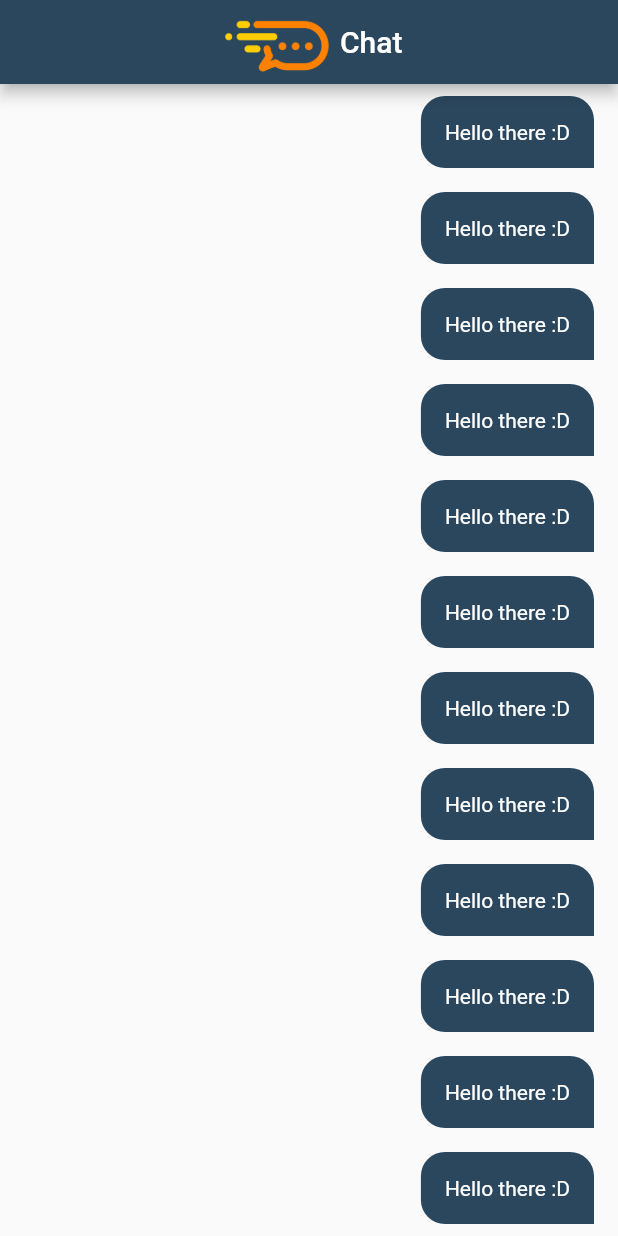
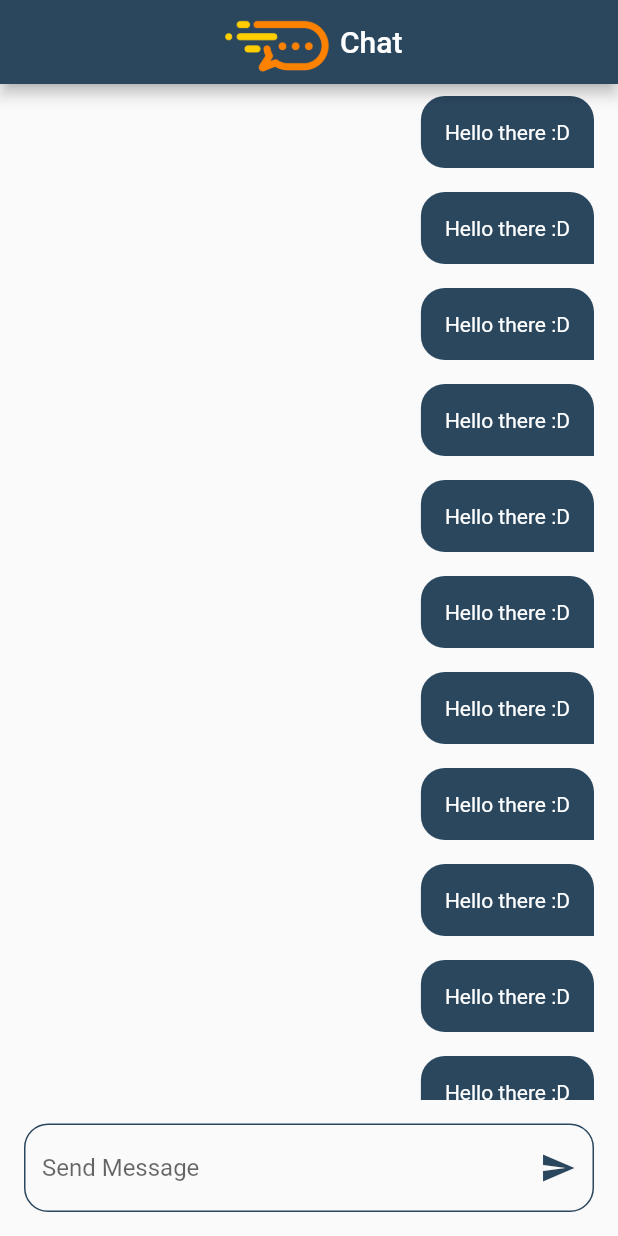
Before and after one commit to ImadDz-7/Speed-Chat, a Flutter app: the ChatPage screen opened by its route, on a phone screen of 412 x 824 dp. Run offline on Flutter 3.47's test engine with Material 2 defaults, Android fonts, the phone set to English and light mode, and no system bars; our stand-ins replace firebase_auth, firebase_core, modal_progress_hud_nsn; accounts and stored records are empty.

Commit message:
Add Text field below the List view

```diff
--- a/lib/pages/chat_page.dart
+++ b/lib/pages/chat_page.dart
@@ -34,6 +34,26 @@ class ChatPage extends StatelessWidget {
               }),
             ),
           ),
+          Padding(
+            padding: const EdgeInsets.all(16),
+            child: TextField(
+              decoration: InputDecoration(
+                hintText: 'Send Message',
+                  suffixIcon: Icon(
+                    Icons.send,
+                    color: kPrimaryColor,
+                  ),
+                  border: OutlineInputBorder(
+                    borderRadius: BorderRadius.circular(16),
+                  ),
+                  enabledBorder: OutlineInputBorder(
+                    borderRadius: BorderRadius.circular(16),
+                    borderSide: BorderSide(
+                      color: kPrimaryColor,
+                    ),
+                  )),
+            ),
+          ),
         ],
       ),
     );
```
